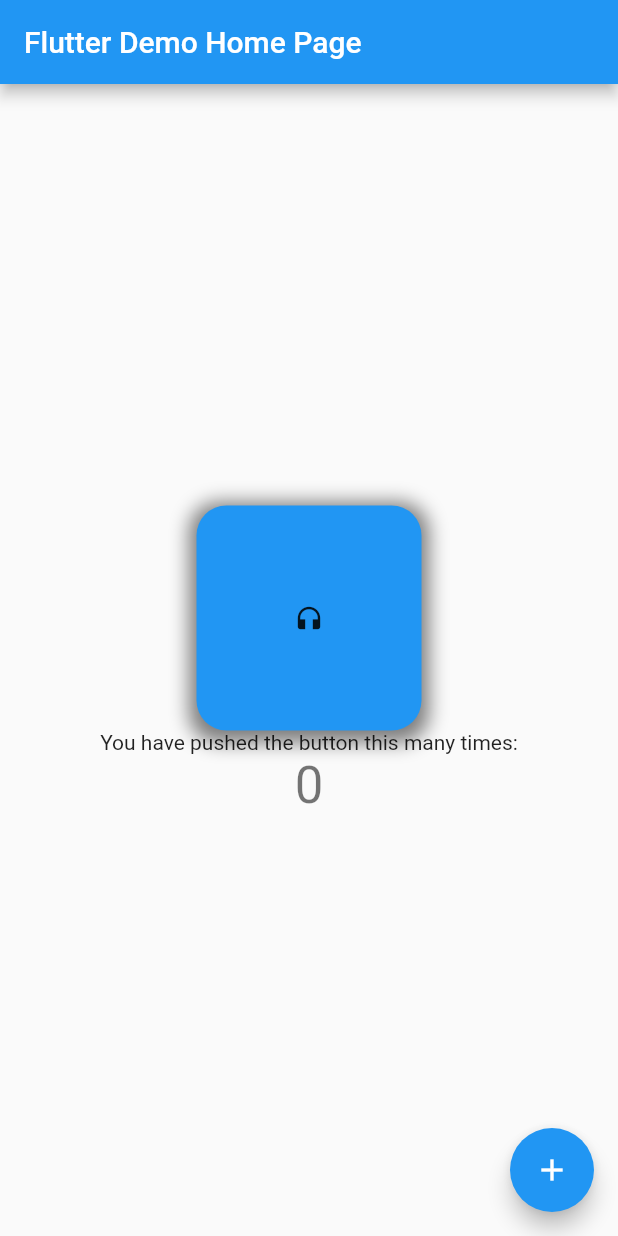
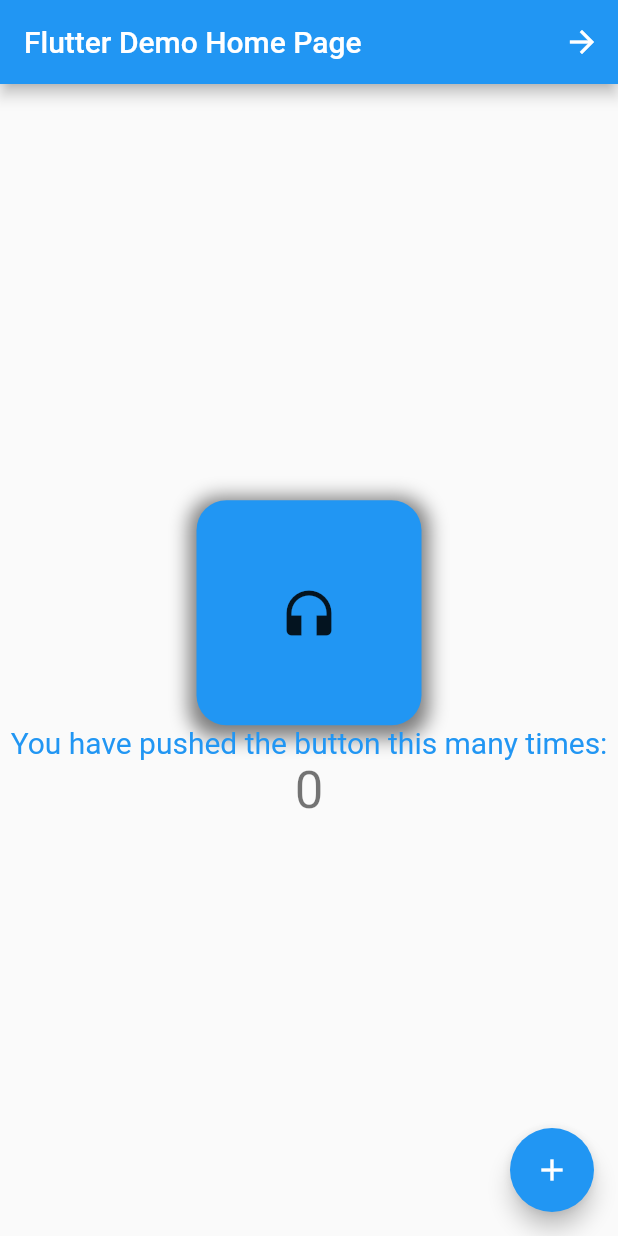
Before and after one commit to LeonardoLeiteMeira/animations_flutter, a Flutter app: the screen it shows after launch, on a phone screen of 412 x 824 dp. Run offline on Flutter 3.47's test engine with Material 2 defaults, Android fonts, the phone set to English and light mode, and no system bars.

```diff
--- a/lib/main.dart
+++ b/lib/main.dart
@@ -1,4 +1,7 @@
 import 'package:flutter/material.dart';
+import 'package:flutter_animation_study/pages/cross_fade_page.dart';
+import 'package:flutter_animation_study/pages/my_home_page.dart';
+import 'package:flutter_animation_study/pages/padding_animated_page.dart';
 
 void main() {
   runApp(const MyApp());
@@ -14,88 +17,18 @@ class MyApp extends StatelessWidget {
       theme: ThemeData(
         primarySwatch: Colors.blue,
       ),
-      home: const MyHomePage(title: 'Flutter Demo Home Page'),
+      routes: {
+        '/': (context) => const MyHomePage(title: 'Flutter Demo Home Page'),
+        "/crossFade": (_) => const CrossFadePage(),
+        "/paddingAnimated": (_) => const PaddingAnimatedPage(),
+      },
     );
   }
 }
 
-class MyHomePage extends StatefulWidget {
-  const MyHomePage({super.key, required this.title});
-  final String title;
-
-  @override
-  State<MyHomePage> createState() => _MyHomePageState();
-}
-
-class _MyHomePageState extends State<MyHomePage> {
-  int _counter = 0;
-  double iconSize = 20;
-  double containerSize = 150;
-  double borderRadius = 20;
-  Color color = Colors.blue;
-
-  void _incrementCounter() {
-    setState(() {
-      _counter++;
-      iconSize += 5;
-      containerSize = containerSize == 150 ? 300 : 150;
-      borderRadius = borderRadius == 200 ? 0 : 200;
-      color = color == Colors.blue ? Colors.red : Colors.blue;
-    });
-  }
-
-  @override
-  Widget build(BuildContext context) {
-    return Scaffold(
-      appBar: AppBar(
-        title: Text(widget.title),
-      ),
-      body: Center(
-        child: Column(
-          mainAxisAlignment: MainAxisAlignment.center,
-          children: <Widget>[
-            AnimatedContainer(
-              height: containerSize,
-              width: containerSize,
-              decoration: BoxDecoration(
-                color: color,
-                borderRadius: BorderRadius.circular(borderRadius),
-                boxShadow: [
-                  BoxShadow(
-                    color: Colors.black.withOpacity(0.5),
-                    spreadRadius: 5,
-                    blurRadius: 10,
-                    offset: const Offset(0, 3),
-                  ),
-                ],
-              ),
-              duration: const Duration(seconds: 2),
-              curve: Curves.linear,
-              child: Icon(
-                Icons.headphones,
-                size: iconSize,
-              ),
-            ),
-            const Text(
-              'You have pushed the button this many times:',
-            ),
-            Text(
-              '$_counter',
-              style: Theme.of(context).textTheme.headline4,
-            ),
-          ],
-        ),
-      ),
-      floatingActionButton: FloatingActionButton(
-        onPressed: _incrementCounter,
-        tooltip: 'Increment',
-        child: const Icon(Icons.add),
-      ),
-    );
-  }
-}
 //1. AnimatedContainer
 //2. AnimatedDefaultTextStyle
 //3. AnimatedCrossFade
+
 //4. AnimatedPadding
 //5. AnimatedOpacity
--- /dev/null
+++ b/lib/pages/my_home_page.dart
@@ -0,0 +1,104 @@
+import 'package:flutter/material.dart';
+
+class MyHomePage extends StatefulWidget {
+  const MyHomePage({super.key, required this.title});
+  final String title;
+
+  @override
+  State<MyHomePage> createState() => _MyHomePageState();
+}
+
+class _MyHomePageState extends State<MyHomePage> {
+  int _counter = 0;
+  double iconSize = 30;
+  double containerSize = 150;
+  double borderRadius = 20;
+  Color color = Colors.blue;
+
+  void _incrementCounter() {
+    setState(() {
+      _counter++;
+      iconSize += 5;
+      containerSize = containerSize == 150 ? 300 : 150;
+      borderRadius = borderRadius == 200 ? 0 : 200;
+      color = color == Colors.blue ? Colors.red : Colors.blue;
+    });
+  }
+
+  @override
+  Widget build(BuildContext context) {
+    return Scaffold(
+      appBar: AppBar(
+        title: Text(widget.title),
+        actions: [
+          IconButton(
+            onPressed: () {
+              Navigator.pushNamed(context, "/crossFade");
+            },
+            icon: const Icon(Icons.arrow_forward),
+          ),
+        ],
+      ),
+      body: Center(
+        child: Column(
+          mainAxisAlignment: MainAxisAlignment.center,
+          children: <Widget>[
+            AnimatedContainer(
+              height: containerSize,
+              width: containerSize,
+              decoration: BoxDecoration(
+                color: color,
+                borderRadius: BorderRadius.circular(borderRadius),
+                boxShadow: [
+                  BoxShadow(
+                    color: Colors.black.withOpacity(0.5),
+                    spreadRadius: 5,
+                    blurRadius: 10,
+                    offset: const Offset(0, 3),
+                  ),
+                ],
+              ),
+              duration: const Duration(seconds: 2),
+              curve: Curves.linear,
+              child: Center(
+                child: AnimatedCrossFade(
+                  duration: const Duration(seconds: 2),
+                  crossFadeState: _counter % 2 == 0
+                      ? CrossFadeState.showFirst
+                      : CrossFadeState.showSecond,
+                  firstChild: Icon(
+                    Icons.headphones,
+                    size: iconSize + 10,
+                  ),
+                  secondChild: Icon(
+                    Icons.verified_user_outlined,
+                    size: iconSize + 10,
+                  ),
+                ),
+              ),
+            ),
+            AnimatedDefaultTextStyle(
+              child: const Text("You have pushed the button this many times:"),
+              duration: const Duration(seconds: 2),
+              style: TextStyle(
+                fontSize: _counter % 2 == 0 ? 20 : 30,
+                color: color,
+                fontWeight:
+                    _counter % 2 == 0 ? FontWeight.normal : FontWeight.bold,
+              ),
+            ),
+            Text(
+              '$_counter',
+              style: Theme.of(context).textTheme.headline4,
+            ),
+          ],
+        ),
+      ),
+      floatingActionButton: FloatingActionButton(
+        onPressed: _incrementCounter,
+        tooltip: 'Increment',
+        child: const Icon(Icons.add),
+      ),
+    );
+  }
+}
```
Also changed, not shown: lib/pages/cross_fade_page.dart (added, +91 -0 lines), lib/pages/padding_animated_page.dart (added, +42 -0 lines), 10 other files.
